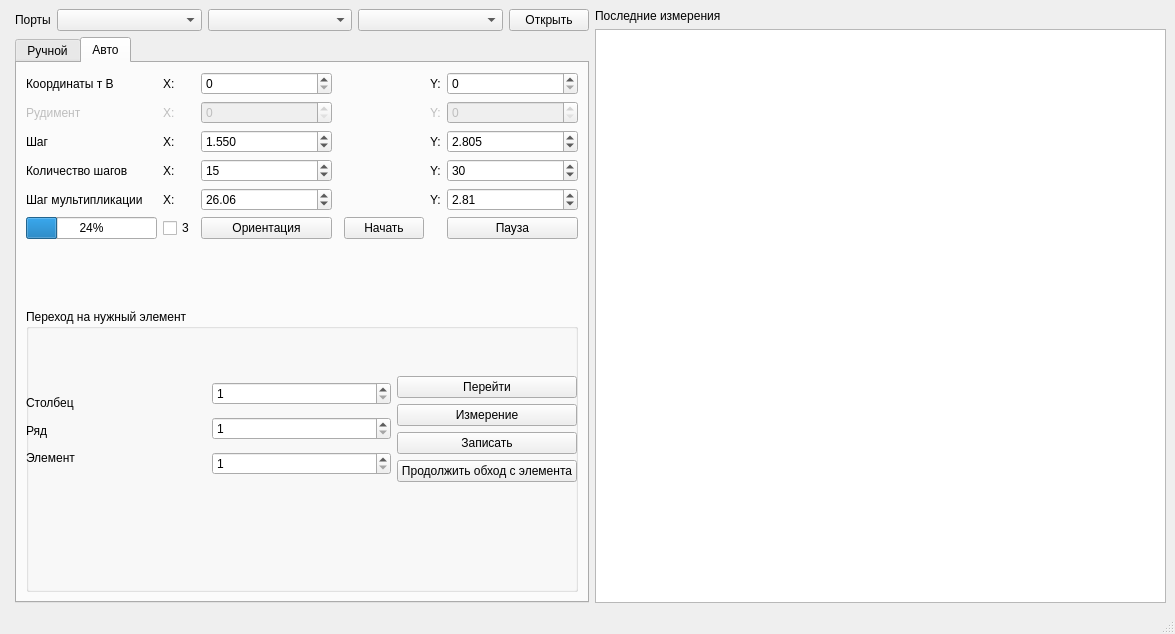
Above: mainwindow.ui from NatiBampo/ZondCOM before the change. Below: the same form after it.
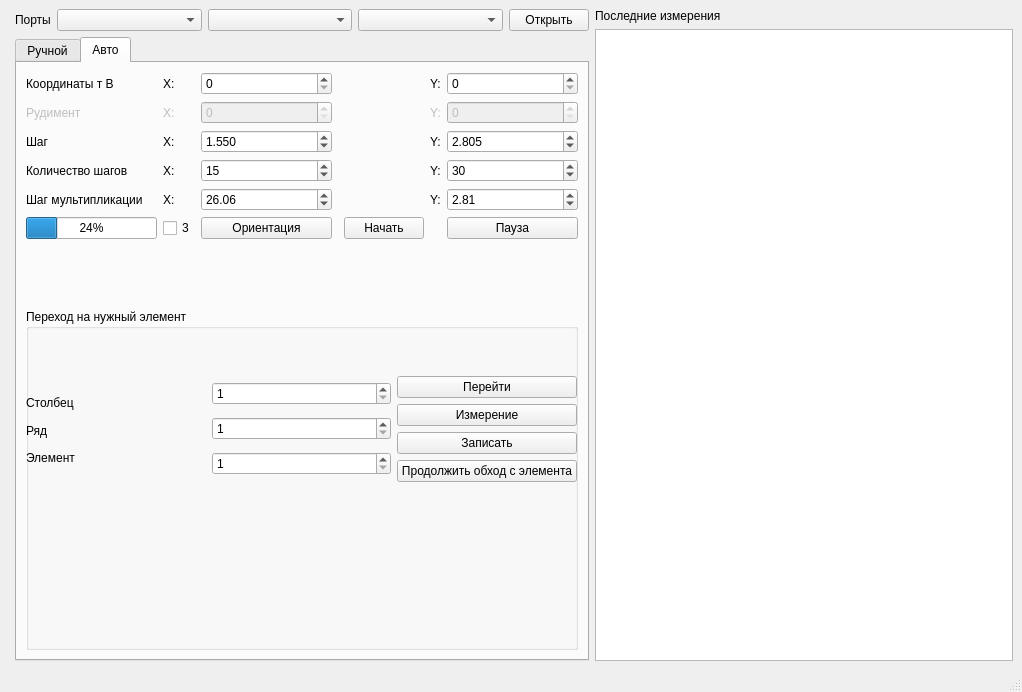
That is the form after the change.

Commit message: auto com needs testing

Diff of the .ui file:
```diff
--- a/mainwindow.ui
+++ b/mainwindow.ui
@@ -6,8 +6,8 @@
    <rect>
     <x>0</x>
     <y>0</y>
-    <width>1175</width>
-    <height>634</height>
+    <width>1022</width>
+    <height>692</height>
    </rect>
   </property>
   <property name="windowTitle">
```
Left out of the diff: 4 changed lines with no effect on the pictures. The commit also changes 1 other file.
